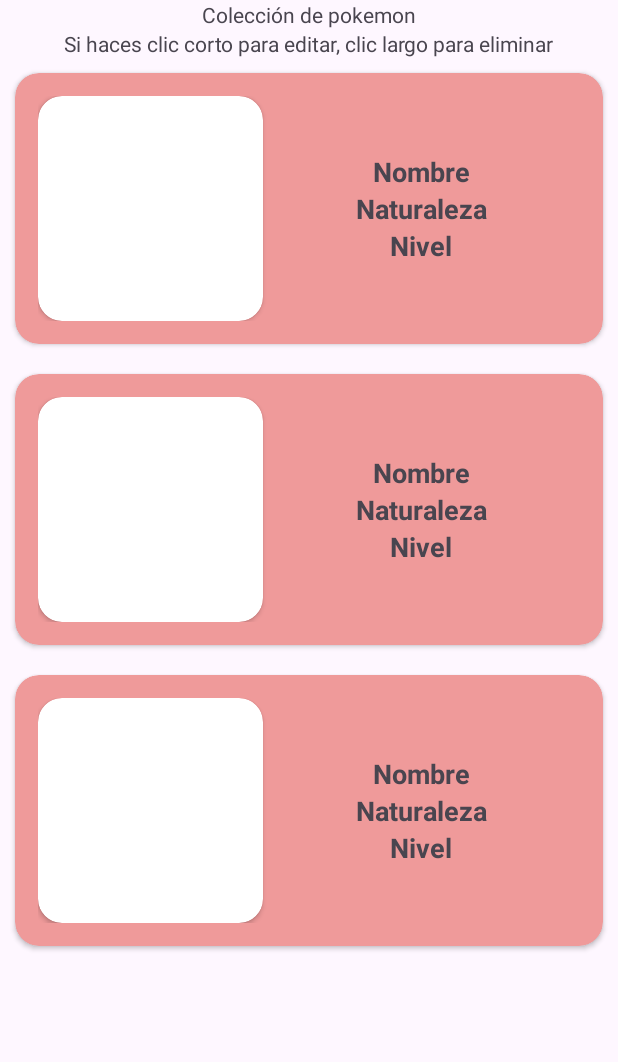
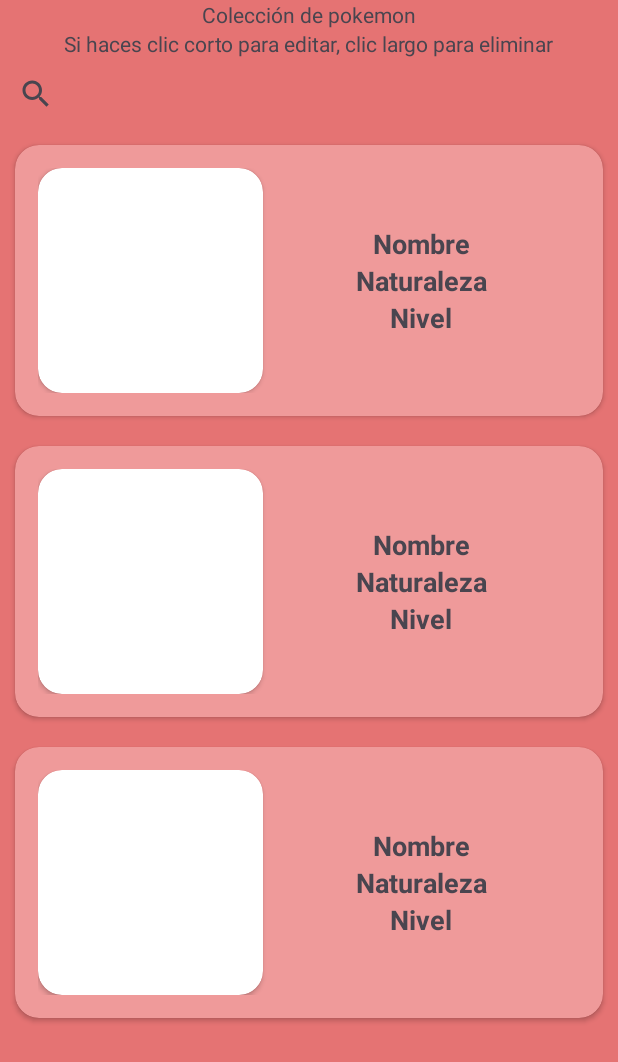
Before and after one commit to JoseJimenezGonzalez/proyecto_pokedex, an Android app: the layout fragment_ver_pokemon.xml on its own in the app's theme, with its tools: preview values and no code run, on a phone screen of 412 x 824 dp. Shown: the top 1062 px of the screen. Run offline under Robolectric (Android 15) with nearby library versions, the phone set to English and light mode, and no system bars; network calls fail.

```diff
--- a/app/src/main/res/layout/fragment_ver_pokemon.xml
+++ b/app/src/main/res/layout/fragment_ver_pokemon.xml
@@ -4,7 +4,8 @@
     android:layout_width="match_parent"
     android:layout_height="match_parent"
     xmlns:app="http://schemas.android.com/apk/res-auto"
-    tools:context=".fragmentos.VerPokemonFragment">
+    tools:context=".fragmentos.VerPokemonFragment"
+    android:background="#E57373">
 
     <TextView
         android:id="@+id/tvTitulo"
@@ -24,11 +25,19 @@
         app:layout_constraintEnd_toEndOf="parent"
         android:text="Si haces clic corto para editar, clic largo para eliminar">
     </TextView>
+    <SearchView
+        android:id="@+id/sv"
+        android:layout_width="match_parent"
+        android:layout_height="wrap_content"
+        app:layout_constraintTop_toBottomOf="@id/tvInformacion"
+        app:layout_constraintStart_toStartOf="parent"
+        app:layout_constraintEnd_toEndOf="parent">
+    </SearchView>
     <androidx.recyclerview.widget.RecyclerView
         android:id="@+id/rvListaPokemonColeccion"
         android:layout_width="match_parent"
         android:layout_height="0dp"
-        app:layout_constraintTop_toBottomOf="@id/tvInformacion"
+        app:layout_constraintTop_toBottomOf="@id/sv"
         app:layout_constraintStart_toStartOf="parent"
         app:layout_constraintEnd_toEndOf="parent"
         app:layout_constraintBottom_toBottomOf="parent"
```
Also changed, not shown: 2 other files.
